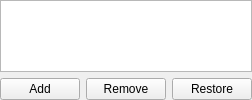
albertlauncher/plugins, file websearch/src/configwidget.ui: the form before one commit.
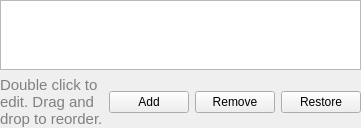
The form after the commit.

```diff
--- a/websearch/src/configwidget.ui
+++ b/websearch/src/configwidget.ui
@@ -41,9 +41,6 @@
      <property name="showGrid">
       <bool>false</bool>
      </property>
-     <property name="wordWrap">
-      <bool>false</bool>
-     </property>
      <attribute name="horizontalHeaderHighlightSections">
       <bool>false</bool>
      </attribute>
@@ -56,19 +53,19 @@
     </widget>
    </item>
    <item>
-    <layout class="QHBoxLayout" name="horizontalLayout">
+    <layout class="QHBoxLayout" name="horizontalLayout" stretch="1,0,0,0">
      <item>
-      <spacer name="horizontalSpacer">
-       <property name="orientation">
-        <enum>Qt::Horizontal</enum>
+      <widget class="QLabel" name="label">
+       <property name="text">
+        <string>&lt;html&gt;&lt;head/&gt;&lt;body&gt;&lt;p&gt;&lt;span style=&quot; font-size:11pt; color:#808080;&quot;&gt;Double click to edit. Drag and drop to reorder.&lt;/span&gt;&lt;/p&gt;&lt;/body&gt;&lt;/html&gt;</string>
        </property>
-       <property name="sizeHint" stdset="0">
-        <size>
-         <width>0</width>
-         <height>0</height>
-        </size>
+       <property name="alignment">
+        <set>Qt::AlignLeading|Qt::AlignLeft|Qt::AlignTop</set>
        </property>
-      </spacer>
+       <property name="wordWrap">
+        <bool>true</bool>
+       </property>
+      </widget>
      </item>
      <item>
       <widget class="QPushButton" name="pushButton_new">
```
